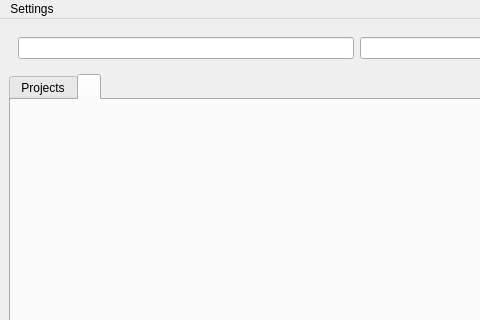
Old version of the form scripts/packages/gnocchi/gnocchi/assets/project.ui in the repository cvisionai/tator; both pictures show x 0 to 480 and y 0 to 320 of the 800 by 600 pixel window.
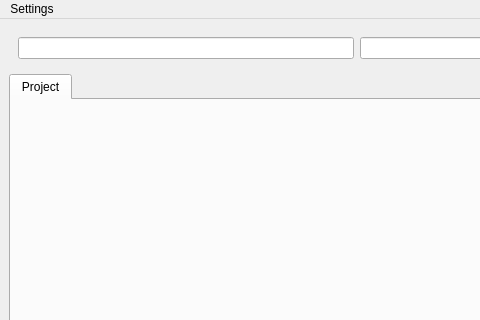
New version of the form. The open tabs and pages were chosen to show the change.

Commit message: Allow login via gnocchi

```diff
--- a/scripts/packages/gnocchi/gnocchi/assets/project.ui
+++ b/scripts/packages/gnocchi/gnocchi/assets/project.ui
@@ -10,6 +10,12 @@
     <height>600</height>
    </rect>
   </property>
+  <property name="sizePolicy">
+   <sizepolicy hsizetype="Preferred" vsizetype="Minimum">
+    <horstretch>0</horstretch>
+    <verstretch>0</verstretch>
+   </sizepolicy>
+  </property>
   <property name="windowTitle">
    <string>Gnocchi</string>
   </property>
@@ -46,23 +52,18 @@
     </item>
     <item>
      <widget class="QTabWidget" name="tabWidget">
+      <property name="tabShape">
+       <enum>QTabWidget::Rounded</enum>
+      </property>
       <property name="currentIndex">
        <number>0</number>
       </property>
       <widget class="QWidget" name="projectsTab">
        <attribute name="title">
-        <string>Projects</string>
+        <string>Project</string>
        </attribute>
        <zorder>widget</zorder>
       </widget>
-      <widget class="QWidget" name="tab_2">
-       <property name="enabled">
-        <bool>false</bool>
-       </property>
-       <attribute name="title">
-        <string/>
-       </attribute>
-      </widget>
      </widget>
     </item>
    </layout>
```
Left out of the diff: 8 changed lines with no effect on the pictures. The commit also changes 1 other file.
